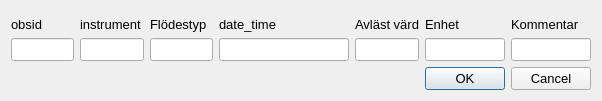
Before: the Qt Designer form ui/w_flow.ui in jkall/qgis-midvatten-plugin, drawn with Qt 5.
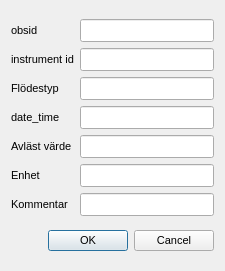
After: the same form once the commit is applied.

Commit message: modified:   create_db.py 	modified:   import_data_to_db.py 	modified:   loaddefaultlayers.py 	modified:   metadata.txt 	modified:   midvatten_utils.py 	modified:   obs_lines_form_logic.py 	modified:   obs_points_form_logic.py 	modified:   stratigraphy_form_logic.py 	modified:   ui/obs_lines_en.ui 	modified:   ui/obs_points_en.ui 	modified:   ui/w_flow.ui 	modified:   ui/w_flow_en.ui 	modified:   w_flow_form_logic.py 	modified:   w_levels_form_logic.py 	icons/import_obs_lines.png 	icons/load_seismics.png 	icons/load_vlf.png 	icons/load_wflow.png

Patch:
```diff
--- a/ui/w_flow.ui
+++ b/ui/w_flow.ui
@@ -9,31 +9,15 @@
    <rect>
     <x>0</x>
     <y>0</y>
-    <width>602</width>
-    <height>101</height>
+    <width>225</width>
+    <height>271</height>
    </rect>
   </property>
-  <property name="sizePolicy">
-   <sizepolicy hsizetype="Preferred" vsizetype="Preferred">
-    <horstretch>0</horstretch>
-    <verstretch>0</verstretch>
-   </sizepolicy>
-  </property>
-  <property name="minimumSize">
-   <size>
-    <width>600</width>
-    <height>0</height>
-   </size>
-  </property>
-  <property name="maximumSize">
-   <size>
-    <width>16777215</width>
-    <height>101</height>
-   </size>
-  </property>
   <property name="windowTitle">
    <string>Dialog</string>
   </property>
+  <layout class="QGridLayout" name="gridLayout_2">
+   <item row="0" column="0">
   <layout class="QGridLayout" name="gridLayout">
    <item row="0" column="0">
     <widget class="QLabel" name="label">
@@ -45,7 +29,7 @@
      </property>
      <property name="minimumSize">
       <size>
-       <width>40</width>
+         <width>0</width>
        <height>18</height>
       </size>
      </property>
@@ -58,7 +42,7 @@
      <property name="font">
       <font>
        <family>Arial</family>
-       <pointsize>10</pointsize>
+         <pointsize>8</pointsize>
        <weight>50</weight>
        <bold>false</bold>
       </font>
@@ -67,227 +51,11 @@
       <string>obsid</string>
      </property>
      <property name="alignment">
-      <set>Qt::AlignBottom|Qt::AlignLeading|Qt::AlignLeft</set>
+        <set>Qt::AlignLeading|Qt::AlignLeft|Qt::AlignVCenter</set>
      </property>
     </widget>
    </item>
    <item row="0" column="1">
-    <widget class="QLabel" name="label_5">
-     <property name="sizePolicy">
-      <sizepolicy hsizetype="Preferred" vsizetype="Fixed">
-       <horstretch>0</horstretch>
-       <verstretch>0</verstretch>
-      </sizepolicy>
-     </property>
-     <property name="minimumSize">
-      <size>
-       <width>50</width>
-       <height>18</height>
-      </size>
-     </property>
-     <property name="maximumSize">
-      <size>
-       <width>120</width>
-       <height>40</height>
-      </size>
-     </property>
-     <property name="font">
-      <font>
-       <family>Arial</family>
-       <pointsize>10</pointsize>
-       <weight>50</weight>
-       <bold>false</bold>
-      </font>
-     </property>
-     <property name="text">
-      <string>instrument id</string>
-     </property>
-     <property name="alignment">
-      <set>Qt::AlignBottom|Qt::AlignLeading|Qt::AlignLeft</set>
-     </property>
-    </widget>
-   </item>
-   <item row="0" column="2">
-    <widget class="QLabel" name="label_7">
-     <property name="sizePolicy">
-      <sizepolicy hsizetype="Preferred" vsizetype="Fixed">
-       <horstretch>0</horstretch>
-       <verstretch>0</verstretch>
-      </sizepolicy>
-     </property>
-     <property name="minimumSize">
-      <size>
-       <width>60</width>
-       <height>18</height>
-      </size>
-     </property>
-     <property name="maximumSize">
-      <size>
-       <width>120</width>
-       <height>40</height>
-      </size>
-     </property>
-     <property name="font">
-      <font>
-       <family>Arial</family>
-       <pointsize>10</pointsize>
-       <weight>50</weight>
-       <bold>false</bold>
-      </font>
-     </property>
-     <property name="text">
-      <string>Flödestyp</string>
-     </property>
-     <property name="alignment">
-      <set>Qt::AlignBottom|Qt::AlignLeading|Qt::AlignLeft</set>
-     </property>
-    </widget>
-   </item>
-   <item row="0" column="3">
-    <widget class="QLabel" name="label_2">
-     <property name="sizePolicy">
-      <sizepolicy hsizetype="Preferred" vsizetype="Fixed">
-       <horstretch>0</horstretch>
-       <verstretch>0</verstretch>
-      </sizepolicy>
-     </property>
-     <property name="minimumSize">
-      <size>
-       <width>130</width>
-       <height>18</height>
-      </size>
-     </property>
-     <property name="maximumSize">
-      <size>
-       <width>120</width>
-       <height>40</height>
-      </size>
-     </property>
-     <property name="font">
-      <font>
-       <family>Arial</family>
-       <pointsize>10</pointsize>
-       <weight>50</weight>
-       <bold>false</bold>
-      </font>
-     </property>
-     <property name="text">
-      <string>date_time</string>
-     </property>
-     <property name="alignment">
-      <set>Qt::AlignBottom|Qt::AlignLeading|Qt::AlignLeft</set>
-     </property>
-    </widget>
-   </item>
-   <item row="0" column="4">
-    <widget class="QLabel" name="label_9">
-     <property name="sizePolicy">
-      <sizepolicy hsizetype="Preferred" vsizetype="Fixed">
-       <horstretch>0</horstretch>
-       <verstretch>0</verstretch>
-      </sizepolicy>
-     </property>
-     <property name="minimumSize">
-      <size>
-       <width>40</width>
-       <height>18</height>
-      </size>
-     </property>
-     <property name="maximumSize">
-      <size>
-       <width>120</width>
-       <height>40</height>
-      </size>
-     </property>
-     <property name="font">
-      <font>
-       <family>Arial</family>
-       <pointsize>10</pointsize>
-       <weight>50</weight>
-       <bold>false</bold>
-      </font>
-     </property>
-     <property name="text">
-      <string>Avläst värde</string>
-     </property>
-     <property name="alignment">
-      <set>Qt::AlignBottom|Qt::AlignLeading|Qt::AlignLeft</set>
-     </property>
-    </widget>
-   </item>
-   <item row="0" column="5">
-    <widget class="QLabel" name="label_14">
-     <property name="sizePolicy">
-      <sizepolicy hsizetype="Preferred" vsizetype="Fixed">
-       <horstretch>0</horstretch>
-       <verstretch>0</verstretch>
-      </sizepolicy>
-     </property>
-     <property name="minimumSize">
-      <size>
-       <width>30</width>
-       <height>18</height>
-      </size>
-     </property>
-     <property name="maximumSize">
-      <size>
-       <width>120</width>
-       <height>40</height>
-      </size>
-     </property>
-     <property name="font">
-      <font>
-       <family>Arial</family>
-       <pointsize>10</pointsize>
-       <weight>50</weight>
-       <bold>false</bold>
-      </font>
-     </property>
-     <property name="text">
-      <string>Enhet</string>
-     </property>
-     <property name="alignment">
-      <set>Qt::AlignBottom|Qt::AlignLeading|Qt::AlignLeft</set>
-     </property>
-    </widget>
-   </item>
-   <item row="0" column="6">
-    <widget class="QLabel" name="label_11">
-     <property name="sizePolicy">
-      <sizepolicy hsizetype="Preferred" vsizetype="Fixed">
-       <horstretch>0</horstretch>
-       <verstretch>0</verstretch>
-      </sizepolicy>
-     </property>
-     <property name="minimumSize">
-      <size>
-       <width>40</width>
-       <height>18</height>
-      </size>
-     </property>
-     <property name="maximumSize">
-      <size>
-       <width>120</width>
-       <height>40</height>
-      </size>
-     </property>
-     <property name="font">
-      <font>
-       <family>Arial</family>
-       <pointsize>10</pointsize>
-       <weight>50</weight>
-       <bold>false</bold>
-      </font>
-     </property>
-     <property name="text">
-      <string>Kommentar</string>
-     </property>
-     <property name="alignment">
-      <set>Qt::AlignBottom|Qt::AlignLeading|Qt::AlignLeft</set>
-     </property>
-    </widget>
-   </item>
-   <item row="1" column="0">
     <widget class="QLineEdit" name="obsid">
      <property name="sizePolicy">
       <sizepolicy hsizetype="Expanding" vsizetype="Fixed">
@@ -320,6 +88,42 @@
      </property>
     </widget>
    </item>
+     <item row="1" column="0">
+      <widget class="QLabel" name="label_5">
+       <property name="sizePolicy">
+        <sizepolicy hsizetype="Preferred" vsizetype="Fixed">
+         <horstretch>0</horstretch>
+         <verstretch>0</verstretch>
+        </sizepolicy>
+       </property>
+       <property name="minimumSize">
+        <size>
+         <width>0</width>
+         <height>18</height>
+        </size>
+       </property>
+       <property name="maximumSize">
+        <size>
+         <width>120</width>
+         <height>40</height>
+        </size>
+       </property>
+       <property name="font">
+        <font>
+         <family>Arial</family>
+         <pointsize>8</pointsize>
+         <weight>50</weight>
+         <bold>false</bold>
+        </font>
+       </property>
+       <property name="text">
+        <string>instrument id</string>
+       </property>
+       <property name="alignment">
+        <set>Qt::AlignLeading|Qt::AlignLeft|Qt::AlignVCenter</set>
+       </property>
+      </widget>
+     </item>
    <item row="1" column="1">
     <widget class="QLineEdit" name="instrumentid">
      <property name="sizePolicy">
@@ -353,7 +157,43 @@
      </property>
     </widget>
    </item>
-   <item row="1" column="2">
+     <item row="2" column="0">
+      <widget class="QLabel" name="label_7">
+       <property name="sizePolicy">
+        <sizepolicy hsizetype="Preferred" vsizetype="Fixed">
+         <horstretch>0</horstretch>
+         <verstretch>0</verstretch>
+        </sizepolicy>
+       </property>
+       <property name="minimumSize">
+        <size>
+         <width>0</width>
+         <height>18</height>
+        </size>
+       </property>
+       <property name="maximumSize">
+        <size>
+         <width>120</width>
+         <height>40</height>
+        </size>
+       </property>
+       <property name="font">
+        <font>
+         <family>Arial</family>
+         <pointsize>8</pointsize>
+         <weight>50</weight>
+         <bold>false</bold>
+        </font>
+       </property>
+       <property name="text">
+        <string>Flödestyp</string>
+       </property>
+       <property name="alignment">
+        <set>Qt::AlignLeading|Qt::AlignLeft|Qt::AlignVCenter</set>
+       </property>
+      </widget>
+     </item>
+     <item row="2" column="1">
     <widget class="QLineEdit" name="flowtype">
      <property name="sizePolicy">
       <sizepolicy hsizetype="Expanding" vsizetype="Fixed">
@@ -390,7 +230,43 @@
      </property>
     </widget>
    </item>
-   <item row="1" column="3">
+     <item row="3" column="0">
+      <widget class="QLabel" name="label_2">
+       <property name="sizePolicy">
+        <sizepolicy hsizetype="Preferred" vsizetype="Fixed">
+         <horstretch>0</horstretch>
+         <verstretch>0</verstretch>
+        </sizepolicy>
+       </property>
+       <property name="minimumSize">
+        <size>
+         <width>0</width>
+         <height>18</height>
+        </size>
+       </property>
+       <property name="maximumSize">
+        <size>
+         <width>120</width>
+         <height>40</height>
+        </size>
+       </property>
+       <property name="font">
+        <font>
+         <family>Arial</family>
+         <pointsize>8</pointsize>
+         <weight>50</weight>
+         <bold>false</bold>
+        </font>
+       </property>
+       <property name="text">
+        <string>date_time</string>
+       </property>
+       <property name="alignment">
+        <set>Qt::AlignLeading|Qt::AlignLeft|Qt::AlignVCenter</set>
+       </property>
+      </widget>
+     </item>
+     <item row="3" column="1">
     <widget class="QLineEdit" name="date_time">
      <property name="sizePolicy">
       <sizepolicy hsizetype="Expanding" vsizetype="Fixed">
@@ -423,7 +299,43 @@
      </property>
     </widget>
    </item>
-   <item row="1" column="4">
+     <item row="4" column="0">
+      <widget class="QLabel" name="label_9">
+       <property name="sizePolicy">
+        <sizepolicy hsizetype="Preferred" vsizetype="Fixed">
+         <horstretch>0</horstretch>
+         <verstretch>0</verstretch>
+        </sizepolicy>
+       </property>
+       <property name="minimumSize">
+        <size>
+         <width>0</width>
+         <height>18</height>
+        </size>
+       </property>
+       <property name="maximumSize">
+        <size>
+         <width>120</width>
+         <height>40</height>
+        </size>
+       </property>
+       <property name="font">
+        <font>
+         <family>Arial</family>
+         <pointsize>8</pointsize>
+         <weight>50</weight>
+         <bold>false</bold>
+        </font>
+       </property>
+       <property name="text">
+        <string>Avläst värde</string>
+       </property>
+       <property name="alignment">
+        <set>Qt::AlignLeading|Qt::AlignLeft|Qt::AlignVCenter</set>
+       </property>
+      </widget>
+     </item>
+     <item row="4" column="1">
     <widget class="QLineEdit" name="reading">
      <property name="sizePolicy">
       <sizepolicy hsizetype="Expanding" vsizetype="Fixed">
@@ -456,7 +368,43 @@
      </property>
     </widget>
    </item>
-   <item row="1" column="5">
+     <item row="5" column="0">
+      <widget class="QLabel" name="label_14">
+       <property name="sizePolicy">
+        <sizepolicy hsizetype="Preferred" vsizetype="Fixed">
+         <horstretch>0</horstretch>
+         <verstretch>0</verstretch>
+        </sizepolicy>
+       </property>
+       <property name="minimumSize">
+        <size>
+         <width>0</width>
+         <height>18</height>
+        </size>
+       </property>
+       <property name="maximumSize">
+        <size>
+         <width>120</width>
+         <height>40</height>
+        </size>
+       </property>
+       <property name="font">
+        <font>
+         <family>Arial</family>
+         <pointsize>8</pointsize>
+         <weight>50</weight>
+         <bold>false</bold>
+        </font>
+       </property>
+       <property name="text">
+        <string>Enhet</string>
+       </property>
+       <property name="alignment">
+        <set>Qt::AlignLeading|Qt::AlignLeft|Qt::AlignVCenter</set>
+       </property>
+      </widget>
+     </item>
+     <item row="5" column="1">
     <widget class="QLineEdit" name="unit">
      <property name="sizePolicy">
       <sizepolicy hsizetype="Expanding" vsizetype="Fixed">
@@ -489,7 +437,43 @@
      </property>
     </widget>
    </item>
-   <item row="1" column="6">
+     <item row="6" column="0">
+      <widget class="QLabel" name="label_11">
+       <property name="sizePolicy">
+        <sizepolicy hsizetype="Preferred" vsizetype="Fixed">
+         <horstretch>0</horstretch>
+         <verstretch>0</verstretch>
+        </sizepolicy>
+       </property>
+       <property name="minimumSize">
+        <size>
+         <width>0</width>
+         <height>18</height>
+        </size>
+       </property>
+       <property name="maximumSize">
+        <size>
+         <width>120</width>
+         <height>40</height>
+        </size>
+       </property>
+       <property name="font">
+        <font>
+         <family>Arial</family>
+         <pointsize>8</pointsize>
+         <weight>50</weight>
+         <bold>false</bold>
+        </font>
+       </property>
+       <property name="text">
+        <string>Kommentar</string>
+       </property>
+       <property name="alignment">
+        <set>Qt::AlignLeading|Qt::AlignLeft|Qt::AlignVCenter</set>
+       </property>
+      </widget>
+     </item>
+     <item row="6" column="1">
     <widget class="QLineEdit" name="comment">
      <property name="sizePolicy">
       <sizepolicy hsizetype="Expanding" vsizetype="Fixed">
@@ -522,18 +506,13 @@
      </property>
     </widget>
    </item>
-   <item row="2" column="5" colspan="2">
+    </layout>
+   </item>
+   <item row="1" column="0">
     <widget class="QDialogButtonBox" name="buttonBox">
-     <property name="sizePolicy">
-      <sizepolicy hsizetype="Fixed" vsizetype="Fixed">
-       <horstretch>0</horstretch>
-       <verstretch>0</verstretch>
-      </sizepolicy>
-     </property>
      <property name="font">
       <font>
-       <family>Arial</family>
-       <pointsize>10</pointsize>
+       <pointsize>8</pointsize>
        <weight>50</weight>
        <bold>false</bold>
       </font>
```
Left out of the diff: 21 changed lines with no effect on the pictures. Lines whose indentation alone changed are shown as unchanged. The commit also changes 13 other files.
